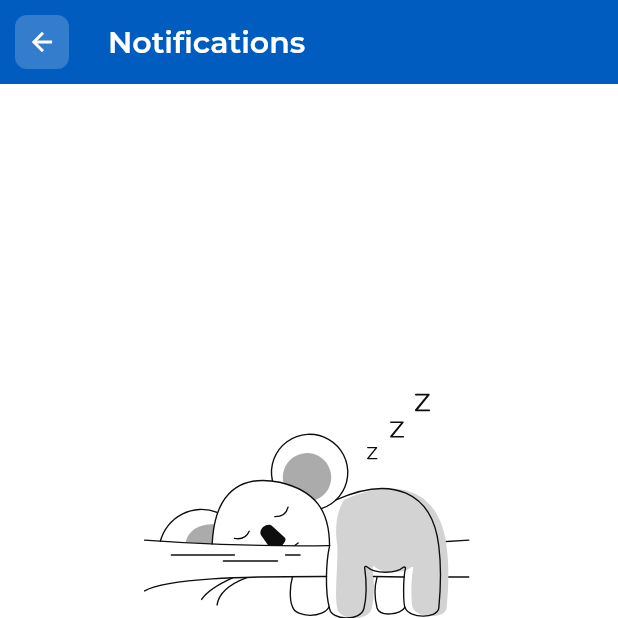
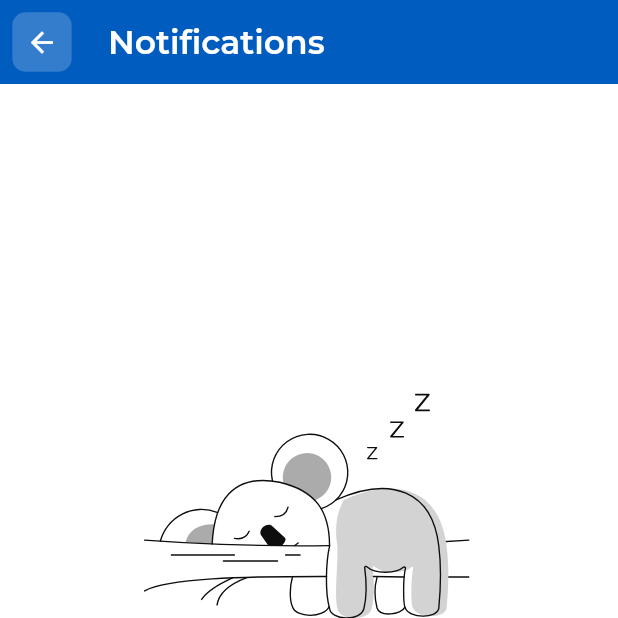
Before and after one commit to PapaSN07/AppMobileGmao, a Flutter app: the NotificationsScreen screen opened directly, on a phone screen of 412 x 824 dp, the top half of it. Run offline on Flutter 3.47's test engine with Material 3 defaults, Android fonts, the light colour scheme and no system bars; our stand-ins replace connectivity_plus, dio, dropdown_search, flutter_svg, hive, hive_flutter and 2 more; accounts and stored records are empty; network calls fail.

Commit message:
feature_responsive

```diff
--- a/lib/utils/responsive.dart
+++ b/lib/utils/responsive.dart
@@ -1,48 +1,44 @@
 import 'package:flutter/material.dart';
 
 /// Classe utilitaire pour gérer le responsive design
+/// Amélioration: scaling basé sur une `designWidth` pour conserver les
+/// proportions sur petits écrans sans casser les layouts existants.
 class Responsive {
   final BuildContext context;
+  static const double _designWidth = 375.0; // largeur de référence du design
 
   Responsive(this.context);
 
-  /// Largeur de l'écran
+  /// Largeur et hauteur de l'écran
   double get width => MediaQuery.of(context).size.width;
-
-  /// Hauteur de l'écran
   double get height => MediaQuery.of(context).size.height;
 
-  /// Type d'appareil selon la largeur
+  /// Facteur de scale basé sur la largeur par rapport au design
+  double get _scale => (width / _designWidth).clamp(0.7, 1.2);
+
+  /// Détecteurs d'appareil
   bool get isMobile => width < 600;
   bool get isTablet => width >= 600 && width < 1024;
   bool get isDesktop => width >= 1024;
 
-  /// Taille responsive basée sur la largeur
-  double wp(double percentage) => width * percentage / 100;
+  /// Taille responsive basée sur un pourcentage de la largeur
+  double wp(double percentage) => width * (percentage / 100);
 
-  /// Taille responsive basée sur la hauteur
-  double hp(double percentage) => height * percentage / 100;
+  /// Taille responsive basée sur un pourcentage de la hauteur
+  double hp(double percentage) => height * (percentage / 100);
 
-  /// Taille de texte responsive
+  /// Taille de texte responsive: applique le scale et clamp pour éviter
+  /// textes trop petits ou énormes sur écrans extrêmes.
   double sp(double size) {
-    if (isMobile) return size;
-    if (isTablet) return size * 1.2;
-    return size * 1.4;
+    final scaled = size * _scale;
+    return scaled.clamp((size * 0.8), (size * 1.25));
   }
 
-  /// Padding/Margin responsive
-  double spacing(double baseSize) {
-    if (isMobile) return baseSize;
-    if (isTablet) return baseSize * 1.3;
-    return baseSize * 1.5;
-  }
+  /// Padding/Margin responsive (utilise le scale pour réduire sur petits écrans)
+  double spacing(double baseSize) => (baseSize * _scale).clamp(2.0, baseSize * 1.6);
 
   /// Taille d'icône responsive
-  double iconSize(double baseSize) {
-    if (isMobile) return baseSize;
-    if (isTablet) return baseSize * 1.2;
-    return baseSize * 1.4;
-  }
+  double iconSize(double baseSize) => (baseSize * _scale).clamp(10.0, baseSize * 1.6);
 
   /// Largeur maximale pour le contenu (évite l'étirement sur grands écrans)
   double get maxContentWidth {
```
